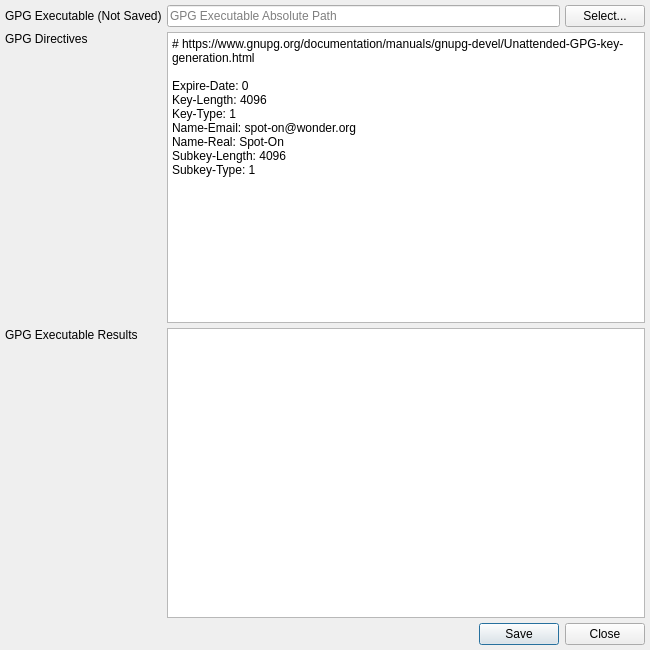
Qt form Source/UI/spot-on-rosetta-gpg-new-keys.ui (textbrowser/spot-on) before a commit.
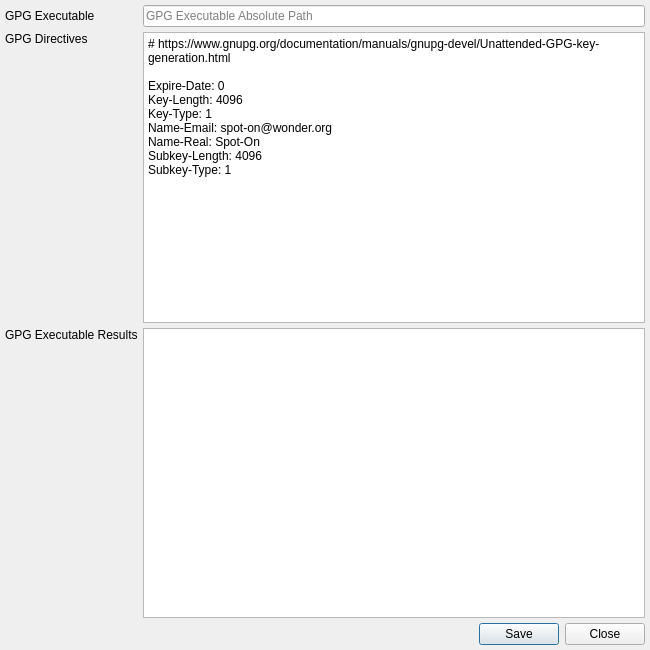
The same form after that commit. Icons and pictures are not drawn.

Patch:
```diff
--- a/Source/UI/spot-on-rosetta-gpg-new-keys.ui
+++ b/Source/UI/spot-on-rosetta-gpg-new-keys.ui
@@ -41,14 +41,28 @@
      <item row="0" column="0">
       <widget class="QLabel" name="label">
        <property name="text">
-        <string>GPG Executable (Not Saved)</string>
+        <string>GPG Executable</string>
        </property>
-       <property name="buddy">
-        <cstring>gpg</cstring>
+      </widget>
+     </item>
+     <item row="3" column="0">
+      <widget class="QLabel" name="label_2">
+       <property name="text">
+        <string>GPG Executable Results</string>
        </property>
+       <property name="alignment">
+        <set>Qt::AlignLeading|Qt::AlignLeft|Qt::AlignTop</set>
+       </property>
       </widget>
      </item>
-     <item row="1" column="0">
+     <item row="3" column="1">
+      <widget class="QTextBrowser" name="gpg_results">
+       <property name="tabChangesFocus">
+        <bool>true</bool>
+       </property>
+      </widget>
+     </item>
+     <item row="2" column="0">
       <widget class="QLabel" name="label_3">
        <property name="text">
         <string>GPG Directives</string>
@@ -58,31 +72,7 @@
        </property>
       </widget>
      </item>
-     <item row="0" column="1">
-      <layout class="QHBoxLayout" name="horizontalLayout_3">
-       <item>
-        <widget class="QLineEdit" name="gpg">
-         <property name="text">
-          <string/>
-         </property>
-         <property name="placeholderText">
-          <string>GPG Executable Absolute Path</string>
-         </property>
-         <property name="clearButtonEnabled">
-          <bool>true</bool>
-         </property>
-        </widget>
-       </item>
-       <item>
-        <widget class="QPushButton" name="pushButton">
-         <property name="text">
-          <string>Select...</string>
-         </property>
-        </widget>
-       </item>
-      </layout>
-     </item>
-     <item row="1" column="1">
+     <item row="2" column="1">
       <widget class="QPlainTextEdit" name="gpg_directives">
        <property name="tabChangesFocus">
         <bool>true</bool>
@@ -101,19 +91,15 @@
        </property>
       </widget>
      </item>
-     <item row="2" column="0">
-      <widget class="QLabel" name="label_2">
+     <item row="0" column="1">
+      <widget class="QLineEdit" name="gpg">
        <property name="text">
-        <string>GPG Executable Results</string>
+        <string/>
        </property>
-       <property name="alignment">
-        <set>Qt::AlignLeading|Qt::AlignLeft|Qt::AlignTop</set>
+       <property name="placeholderText">
+        <string>GPG Executable Absolute Path</string>
        </property>
-      </widget>
-     </item>
-     <item row="2" column="1">
-      <widget class="QTextBrowser" name="gpg_results">
-       <property name="tabChangesFocus">
+       <property name="clearButtonEnabled">
         <bool>true</bool>
        </property>
       </widget>
```
